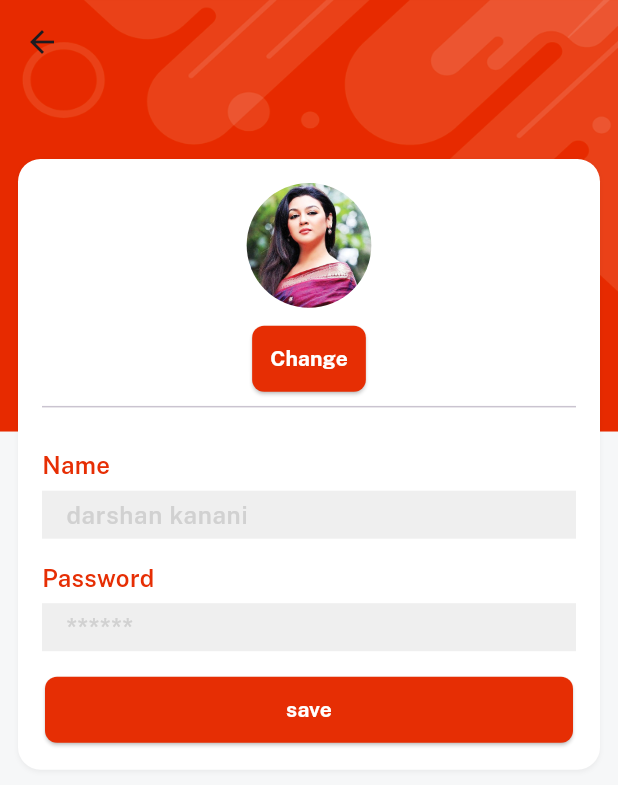
After one commit to darshankanani19/E-commerce, a Flutter app: the EditProfileScreen screen opened directly, on a phone screen of 412 x 824 dp. The commit adds this screen. Shown: the top 785 px of the screen. Run offline on Flutter 3.47's test engine with Material 3 defaults, Android fonts, the phone set to English and light mode, and no system bars; our stand-ins replace cloud_firestore, firebase_auth, firebase_core, firebase_storage, get, velocity_x; accounts and stored records are empty.

Commit message:
profile update

```diff
--- /dev/null
+++ b/lib/controllers/profile_controller.dart
@@ -0,0 +1,5 @@
+import 'package:get/get.dart';
+
+class ProfileController extends GetxController{
+
+}
--- /dev/null
+++ b/lib/views/profile_screen/edit_profile_screen.dart
@@ -0,0 +1,42 @@
+import 'package:ecommerce/consts/consts.dart';
+import 'package:ecommerce/widgets_common/bg_widget.dart';
+import 'package:ecommerce/widgets_common/custom_textfield.dart';
+import 'package:ecommerce/widgets_common/our_button.dart';
+class EditProfileScreen extends StatelessWidget {
+  const EditProfileScreen({super.key});
+
+  @override
+  Widget build(BuildContext context) {
+    return bgWidget(Scaffold(
+      appBar: AppBar(),
+      body:Column(
+        mainAxisSize: MainAxisSize.min,
+        children: [
+          Image.asset(imgProfile2,width: 100,fit: BoxFit.cover,).box.roundedFull.clip(Clip.antiAlias).make(),
+      10.heightBox,
+          ourButton(title: "Change",onPress: (){},color: redColor,textColor: whiteColor),
+          Divider(),
+          20.heightBox,
+          customTextField(
+            title: name,
+            hint: nameHint,
+            isPass: false,
+
+          ),
+          10.heightBox,
+          customTextField(
+            title: password,
+            hint: passwordHint,
+            isPass: true ,
+
+          ),
+          10.heightBox,
+
+          SizedBox(
+              width: context.screenWidth-60,
+              child: ourButton(title: "save",textColor: whiteColor,color: redColor,onPress: (){})),
+        ],
+      ).box.padding(EdgeInsets.all(16)).shadowSm.margin(EdgeInsets.only(top: 50,left: 12,right: 12)).rounded.white.make(),
+    ));
+  }
+}
--- a/lib/views/profile_screen/profile_screen.dart
+++ b/lib/views/profile_screen/profile_screen.dart
@@ -2,6 +2,7 @@ import 'package:ecommerce/consts/consts.dart';
 import 'package:ecommerce/consts/lists.dart';
 import 'package:ecommerce/controllers/auth_controller.dart';
 import 'package:ecommerce/views/auth_screen/login_screen.dart';
+import 'package:ecommerce/views/profile_screen/edit_profile_screen.dart';
 import 'package:ecommerce/widgets_common/bg_widget.dart';
 import 'package:get/get.dart';
 
@@ -18,7 +19,7 @@ class ProfileScreen extends StatelessWidget {
           // edit button session
           Align(
               alignment: Alignment.topRight,
-              child: Icon(Icons.edit,color: whiteColor,)),
+              child: Icon(Icons.edit,color: whiteColor,).onTap(()=>Get.to(EditProfileScreen()))),
           // profile details session
           Padding(
             padding: const EdgeInsets.all(8.0),
--- a/pubspec.yaml
+++ b/pubspec.yaml
@@ -40,6 +40,7 @@ dependencies:
   firebase_auth: ^5.5.4
   cloud_firestore: ^5.6.8
   firebase_storage: ^12.4.6
+  image_picker: ^1.1.2
 
 dev_dependencies:
   flutter_test:
```
Also changed, not shown: pubspec.lock.
